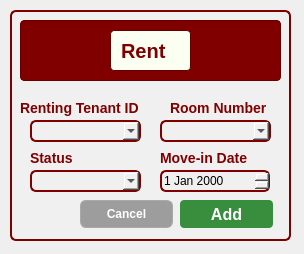
Kris2103/CCC151-Group--BH-Management-System, file CCC151-Group--BH-Management-System/UI_Files/AddRent.ui: the form before one commit.
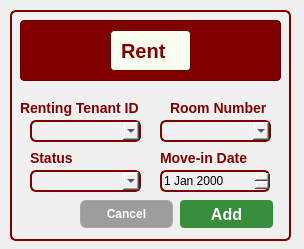
The form after the commit.

```diff
--- a/CCC151-Group--BH-Management-System/UI_Files/AddRent.ui
+++ b/CCC151-Group--BH-Management-System/UI_Files/AddRent.ui
@@ -7,7 +7,7 @@
     <x>0</x>
     <y>0</y>
     <width>304</width>
-    <height>254</height>
+    <height>249</height>
    </rect>
   </property>
   <property name="windowTitle">
```
